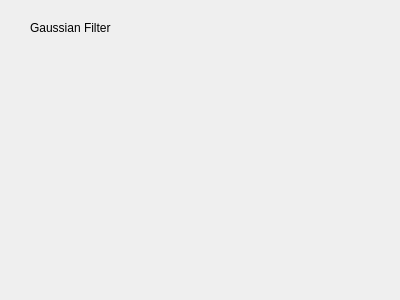
Qt form gauss_tab.ui (SebLeh/IAI) before a commit.
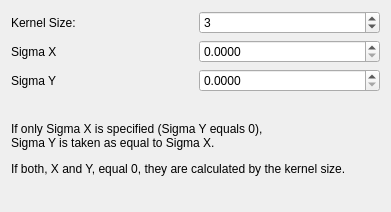
The same form after that commit.

Commit message: implemented thresh, smooth, gauss, median, bilateral, opening, closing

What changed in the file:
```diff
--- a/gauss_tab.ui
+++ b/gauss_tab.ui
@@ -6,26 +6,76 @@
    <rect>
     <x>0</x>
     <y>0</y>
-    <width>400</width>
-    <height>300</height>
+    <width>391</width>
+    <height>212</height>
    </rect>
   </property>
   <property name="windowTitle">
    <string>Form</string>
   </property>
-  <widget class="QLabel" name="label">
-   <property name="geometry">
-    <rect>
-     <x>30</x>
-     <y>20</y>
-     <width>81</width>
-     <height>16</height>
-    </rect>
-   </property>
-   <property name="text">
-    <string>Gaussian Filter</string>
-   </property>
-  </widget>
+  <layout class="QGridLayout" name="gridLayout">
+   <item row="2" column="1">
+    <widget class="QDoubleSpinBox" name="sigmaY">
+     <property name="decimals">
+      <number>4</number>
+     </property>
+     <property name="singleStep">
+      <double>0.100000000000000</double>
+     </property>
+    </widget>
+   </item>
+   <item row="1" column="0">
+    <widget class="QLabel" name="label_2">
+     <property name="text">
+      <string>Sigma X</string>
+     </property>
+    </widget>
+   </item>
+   <item row="0" column="1">
+    <widget class="QSpinBox" name="size">
+     <property name="minimum">
+      <number>1</number>
+     </property>
+     <property name="singleStep">
+      <number>2</number>
+     </property>
+     <property name="value">
+      <number>3</number>
+     </property>
+    </widget>
+   </item>
+   <item row="1" column="1">
+    <widget class="QDoubleSpinBox" name="sigmaX">
+     <property name="decimals">
+      <number>4</number>
+     </property>
+     <property name="singleStep">
+      <double>0.100000000000000</double>
+     </property>
+    </widget>
+   </item>
+   <item row="0" column="0">
+    <widget class="QLabel" name="label">
+     <property name="text">
+      <string>Kernel Size:</string>
+     </property>
+    </widget>
+   </item>
+   <item row="2" column="0">
+    <widget class="QLabel" name="label_3">
+     <property name="text">
+      <string>Sigma Y</string>
+     </property>
+    </widget>
+   </item>
+   <item row="3" column="0" colspan="2">
+    <widget class="QLabel" name="label_4">
+     <property name="text">
+      <string>&lt;html&gt;&lt;head/&gt;&lt;body&gt;&lt;p&gt;If only Sigma X is specified (Sigma Y equals 0), &lt;br/&gt;Sigma Y is taken as equal to Sigma X.&lt;/p&gt;&lt;p&gt;If both, X and Y, equal 0, they are calculated by the kernel size.&lt;/p&gt;&lt;/body&gt;&lt;/html&gt;</string>
+     </property>
+    </widget>
+   </item>
+  </layout>
  </widget>
  <resources/>
  <connections/>
```
The commit also changes 49 other files.
